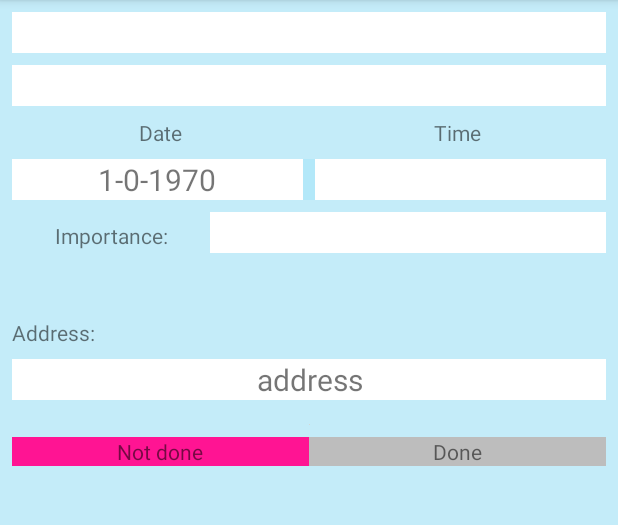
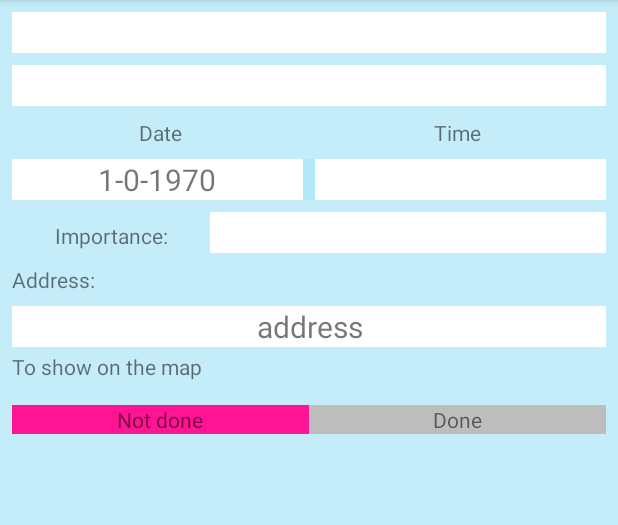
Before and after one commit to SharovIA/SmartPlanner, an Android app: the ShowTaskActivity screen opened directly, with no data from a screen before it, on a phone screen of 412 x 824 dp, the part 84-609 px from its top. Run offline under Robolectric (Android 15) with nearby library versions, the phone set to English and light mode, and no system bars; our stand-ins replace Dagger/Hilt's generated code.

Commit message:
deleted field - isShowMap

```diff
--- a/app/build.gradle
+++ b/app/build.gradle
@@ -70,6 +70,7 @@ dependencies {
     implementation libs.roomRuntime
     kapt libs.roomCompile
     implementation libs.roomKtx
+    implementation 'com.google.android.gms:play-services-maps:17.0.0'
 
     /*implementation "android.arch.persistence.room:runtime:1.0.0"
     implementation 'android.arch.persistence.room:runtime:1.0.0'
--- a/app/src/main/java/com/ivanasharov/smartplanner/ShowTaskActivity.kt
+++ b/app/src/main/java/com/ivanasharov/smartplanner/ShowTaskActivity.kt
@@ -1,34 +1,45 @@
 package com.ivanasharov.smartplanner
 
-import android.content.ClipDescription
-import android.content.Context
-import android.content.Intent
+import android.location.Geocoder
 import androidx.appcompat.app.AppCompatActivity
 import android.os.Bundle
+import android.view.View
+import android.widget.Toast
 import androidx.activity.viewModels
-import androidx.core.content.ContextCompat
-import androidx.fragment.app.viewModels
 import androidx.lifecycle.Observer
+import com.google.android.gms.maps.CameraUpdateFactory
+import com.google.android.gms.maps.GoogleMap
+import com.google.android.gms.maps.OnMapReadyCallback
+import com.google.android.gms.maps.model.LatLng
+import com.google.android.gms.maps.model.MarkerOptions
 import com.ivanasharov.smartplanner.presentation.viewModel.AddTaskComponent
 import com.ivanasharov.smartplanner.presentation.viewModel.ShowTaskViewModel
 import kotlinx.android.synthetic.main.activity_show_task.*
+import java.io.IOException
 import java.util.*
 
-class ShowTaskActivity : AppCompatActivity() {
+class ShowTaskActivity : AppCompatActivity(), OnMapReadyCallback {
 
     private val component by lazy { AddTaskComponent.create()}
 
     private val showTaskViewModel by viewModels<ShowTaskViewModel>{ component.viewModelFactory()}
 
-    lateinit var observerName: Observer<String?>
-    lateinit var observerDescription: Observer<String?>
-    lateinit var observerDate: Observer<GregorianCalendar?>
-    lateinit var observerTimeFrom: Observer<String?>
-    lateinit var observerTimeTo: Observer<String?>
-    lateinit var observerImportance: Observer<String?>
-    lateinit var observerAddress: Observer<String?>
-    lateinit var observerContact: Observer<String?>
-    lateinit var observerStatus: Observer<Boolean?>
+   private lateinit var observerName: Observer<String?>
+   private lateinit var observerDescription: Observer<String?>
+   private  lateinit var observerDate: Observer<GregorianCalendar?>
+   private lateinit var observerTimeFrom: Observer<String?>
+   private lateinit var observerTimeTo: Observer<String?>
+   private lateinit var observerImportance: Observer<String?>
+   private lateinit var observerAddress: Observer<String?>
+   private lateinit var observerContact: Observer<String?>
+   private lateinit var observerStatus: Observer<Boolean?>
+    private var isCorrectAddress = false
+
+    private var  gmap : GoogleMap? = null
+
+    companion object{
+        private val MAP_VIEW_BUNDLE_KEY = "MapViewBundleKey"
+    }
 
     override fun onCreate(savedInstanceState: Bundle?) {
         super.onCreate(savedInstanceState)
@@ -38,10 +49,115 @@ class ShowTaskActivity : AppCompatActivity() {
         val intent = intent
         if (intent != null) { showTaskViewModel.init(intent) }
 
+        var mapViewBundle : Bundle? = null
+        if (savedInstanceState != null)
+            mapViewBundle = savedInstanceState.getBundle(MAP_VIEW_BUNDLE_KEY)
 
-      //  setListeners()
+        mapView.onCreate(mapViewBundle)
+        mapView.getMapAsync(this)
+
+
+       setListeners()
     }
 
+    private fun setListeners() {
+        showMapLabel.setOnClickListener {
+            showMap()
+        }
+    }
+
+    private fun showMap() {
+        if(mapView.visibility == View.GONE){
+            onMapReady(gmap)
+            if (isCorrectAddress) {
+                mapView.visibility = View.VISIBLE
+                showMapLabel.text = getString(R.string.hide_map)
+            } else {
+                Toast.makeText(this, "Address is incorrect!", Toast.LENGTH_LONG).show()
+            }
+
+        } else {
+            mapView.visibility = View.GONE
+            showMapLabel.text = getString(R.string.showMap)
+        }
+    }
+
+    override fun onSaveInstanceState(outState: Bundle) {
+        super.onSaveInstanceState(outState)
+
+        var mapViewBundle : Bundle? = outState.getBundle(MAP_VIEW_BUNDLE_KEY)
+        if (mapViewBundle == null){
+            mapViewBundle =  Bundle()
+            outState.putBundle(MAP_VIEW_BUNDLE_KEY, mapViewBundle)
+        }
+
+        mapView.onSaveInstanceState(mapViewBundle)
+    }
+
+    override fun onResume() {
+        super.onResume()
+        mapView.onResume()
+    }
+
+    override fun onPause() {
+        super.onPause()
+        mapView.onPause()
+    }
+
+    override fun onDestroy() {
+        super.onDestroy()
+        mapView.onDestroy()
+    }
+
+    override fun onLowMemory() {
+        super.onLowMemory()
+        mapView.onLowMemory()
+    }
+
+    override fun onMapReady(p0: GoogleMap?) {
+        gmap = p0
+        gmap?.setMinZoomPreference(12f)
+        gmap?.isIndoorEnabled = true
+        val uiSettings = gmap?.uiSettings
+        uiSettings?.isIndoorLevelPickerEnabled = true
+        uiSettings?.isMyLocationButtonEnabled = true
+        uiSettings?.isMapToolbarEnabled = true
+        uiSettings?.isCompassEnabled = true
+        uiSettings?.isZoomControlsEnabled = true
+        val  strAddress = showTaskViewModel.taskUI.address.value
+
+        if (strAddress != null) {
+            val coordinates = getCoordinaty(strAddress)
+            if (coordinates != null) {
+                isCorrectAddress = true
+                gmap?.addMarker(MarkerOptions().position(coordinates))
+                gmap?.moveCamera(CameraUpdateFactory.newLatLng(coordinates))
+            }
+        }
+    }
+
+    fun getCoordinaty(strAddress: String) : LatLng? {
+        val loc = Locale("RU")
+        val coder = Geocoder(this, loc)
+        var lat: Double
+        var lon: Double
+
+        coder?.apply {
+            try {
+                getFromLocationName(strAddress, 1).let {
+                    if (it.isNotEmpty()) {
+                        lat = it[0].latitude
+                        lon = it[0].longitude
+                        val latLng = LatLng(lat, lon)
+                        return latLng
+                    }
+                }
+            } catch (e: IOException) {
+                e.printStackTrace()
+            }
+        }
+        return null
+    }
 
 
     private fun initObserve() {
@@ -84,13 +200,13 @@ class ShowTaskActivity : AppCompatActivity() {
 
         observerAddress = Observer{
             it?.let{
-                addressTextViewShowActivity.text = it
+                addressTextViewShowActivity.text = showTaskViewModel.taskUI.address.value
             }
         }
 
         observerContact = Observer{
             it?.let{
-                snapContactTextViewShowActivity.text = getString(R.string.tied_contact) + it
+                    snapContactTextViewShowActivity.text = getString(R.string.tied_contact) + it
             }
         }
 
@@ -108,43 +224,9 @@ class ShowTaskActivity : AppCompatActivity() {
         }
     }
 
- /*   private fun setListeners() {
-        var status : Boolean
-        statusTrueTextViewShowActivity.setOnClickListener {
-           status =  showTaskViewModel.taskUI.status.value as Boolean
-            if (!status){
-                statusTrueTextViewShowActivity.setBackgroundColor(getColor(R.color.accent))
-                statusFalseTextViewShowActivity.setBackgroundColor(getColor(R.color.divider))
-                showTaskViewModel.taskUI.status.value = true
-
-            }
-        }
-        statusFalseTextViewShowActivity.setOnClickListener {
-            status =  showTaskViewModel.taskUI.status.value as Boolean
-            if (status){
-                statusTrueTextViewShowActivity.setBackgroundColor(getColor(R.color.divider))
-                statusFalseTextViewShowActivity.setBackgroundColor(getColor(R.color.accent))
-                showTaskViewModel.taskUI.status.value = false
-            }
-        }
-    }*/
-
-/*    private fun initData(intent: Intent) {
-        showTaskViewModel.taskUI.name.value = intent.getStringExtra("name")
-        showTaskViewModel.taskUI.description.value = intent.getStringExtra("description")
-        showTaskViewModel.taskUI.date.value = showTaskViewModel.longToCalendar(intent.getLongExtra("date", 0))
-        showTaskViewModel.taskUI.timeFrom.value = intent.getStringExtra("timeFrom")
-        showTaskViewModel.taskUI.timeTo.value = intent.getStringExtra("timeTo")
-        showTaskViewModel.taskUI.importance.value = intent.getStringExtra("importance")
-        showTaskViewModel.taskUI.address.value = intent.getStringExtra("address")
-        showTaskViewModel.taskUI.isShowMap.value = intent.getBooleanExtra("isShowMap", false)
-        showTaskViewModel.taskUI.isSnapContact.value = intent.getBooleanExtra("isSnapContact", false)
-        showTaskViewModel.taskUI.contact.value = intent.getStringExtra("contact")
-        showTaskViewModel.taskUI.status.value = intent.getBooleanExtra("status", false)
-    }*/
-
     override fun onStart() {
         super.onStart()
+        mapView.onStart()
         showTaskViewModel.taskUI.name.observe(this, observerName)
         showTaskViewModel.taskUI.description.observe(this, observerDescription)
         showTaskViewModel.taskUI.date.observe(this, observerDate)
@@ -158,6 +240,7 @@ class ShowTaskActivity : AppCompatActivity() {
 
     override fun onStop() {
         super.onStop()
+        mapView.onStop()
         showTaskViewModel.taskUI.name.removeObserver(observerName)
         showTaskViewModel.taskUI.description.removeObserver(observerDescription)
         showTaskViewModel.taskUI.date.removeObserver(observerDate)
--- a/app/src/main/java/com/ivanasharov/smartplanner/data/database/TaskDatabase.kt
+++ b/app/src/main/java/com/ivanasharov/smartplanner/data/database/TaskDatabase.kt
@@ -8,7 +8,7 @@ import com.ivanasharov.smartplanner.data.GregorianCalendarConverter
 import com.ivanasharov.smartplanner.data.dao.TaskDao
 import com.ivanasharov.smartplanner.data.entity.Task
 
-@Database(entities = arrayOf(Task::class), version = 1, exportSchema = false)
+@Database(entities = arrayOf(Task::class), version = 2, exportSchema = false)
 @TypeConverters(GregorianCalendarConverter::class)
 abstract class TaskDatabase : RoomDatabase() {
 
--- a/app/src/main/java/com/ivanasharov/smartplanner/di/Module/DatabaseModule.kt
+++ b/app/src/main/java/com/ivanasharov/smartplanner/di/Module/DatabaseModule.kt
@@ -3,6 +3,7 @@ package com.ivanasharov.smartplanner.di.Module
 import android.app.Application
 import android.content.Context
 import androidx.room.Room
+import androidx.room.migration.Migration
 import com.ivanasharov.smartplanner.BaseApplication
 import com.ivanasharov.smartplanner.DI
 import com.ivanasharov.smartplanner.Utils.AndroidResourceProvider
@@ -30,6 +31,7 @@ class DatabaseModule{
     @Provides
     fun providesTaskDao(taskDatabase: TaskDatabase): TaskDao { return taskDatabase.getTeskDao()}
 
+
 //class DatabaseModule(baseApplication: BaseApplication) {
 
 /*    private val taskDatabase : TaskDatabase = Room.databaseBuilder(baseApplication,
--- a/app/src/main/java/com/ivanasharov/smartplanner/domain/TaskDomain.kt
+++ b/app/src/main/java/com/ivanasharov/smartplanner/domain/TaskDomain.kt
@@ -10,7 +10,6 @@ data class TaskDomain(
     val timeTo : GregorianCalendar?,
     val importance: Int,
     val address: String?,
-    val isShowMap : Boolean?,
     val isAddContact : Boolean?,
     val contact : String?,
     val isAddCalendar : Boolean?,
--- a/app/src/main/java/com/ivanasharov/smartplanner/presentation/ConvertTaskDomainToTaskUI.kt
+++ b/app/src/main/java/com/ivanasharov/smartplanner/presentation/ConvertTaskDomainToTaskUI.kt
@@ -20,7 +20,6 @@ class ConvertTaskDomainToTaskUI {
         taskUI.timeTo.postValue(convertTime( taskDomain.timeTo))
         taskUI.importance.postValue(ConvertImportance(taskDomain.importance))
         taskUI.address.postValue( taskDomain.address)
-        taskUI.isShowMap.postValue( taskDomain.isShowMap)
         taskUI.status.postValue( taskDomain.status)
         return taskUI
     }
--- a/app/src/main/java/com/ivanasharov/smartplanner/presentation/ConvertTaskUIToTaskDomain.kt
+++ b/app/src/main/java/com/ivanasharov/smartplanner/presentation/ConvertTaskUIToTaskDomain.kt
@@ -21,7 +21,7 @@ class ConvertTaskUIToTaskDomain(
 
         return TaskDomain(taskUI.name.value, taskUI.description.value,
             taskUI.date.value, timeFrom,  timeTo,
-            category, taskUI.address.value, taskUI.isShowMap.value,
+            category, taskUI.address.value,
             taskUI.isSnapContact.value, taskUI.contact.value,
             taskUI.isAddToCalendar.value, taskUI.status.value as Boolean)
     }
--- a/app/src/main/java/com/ivanasharov/smartplanner/presentation/CurrentTasksAdapter.kt
+++ b/app/src/main/java/com/ivanasharov/smartplanner/presentation/CurrentTasksAdapter.kt
@@ -74,7 +74,6 @@ class CurrentTasksAdapter(
         intent.putExtra("timeTo", taskItem.timeTo.value)
         intent.putExtra("importance", taskItem.importance.value)
         intent.putExtra("address", taskItem.address.value)
-        intent.putExtra("isShowMap", taskItem.isShowMap.value)
         intent.putExtra("isSnapContact", taskItem.isSnapContact.value)
         intent.putExtra("contact", taskItem.contact.value)
         intent.putExtra("status", taskItem.status.value)
--- a/app/src/main/java/com/ivanasharov/smartplanner/presentation/Model/TaskUI.kt
+++ b/app/src/main/java/com/ivanasharov/smartplanner/presentation/Model/TaskUI.kt
@@ -11,7 +11,6 @@ data class TaskUI(
         val timeTo  : MutableLiveData<String?> = MutableLiveData(),
         val importance : MutableLiveData<String?> = MutableLiveData(),
         val address : MutableLiveData<String?> = MutableLiveData(),
-        val isShowMap : MutableLiveData<Boolean> = MutableLiveData(),
         val isSnapContact : MutableLiveData<Boolean> = MutableLiveData(),
         val contact : MutableLiveData<String?> = MutableLiveData(),
         val isAddToCalendar : MutableLiveData<Boolean> = MutableLiveData(),
--- a/app/src/main/java/com/ivanasharov/smartplanner/presentation/view/AddTaskActivity.kt
+++ b/app/src/main/java/com/ivanasharov/smartplanner/presentation/view/AddTaskActivity.kt
@@ -55,7 +55,6 @@ class AddTaskActivity : AppCompatActivity() {
         taskViewModel.taskUILiveData.description.value = descriptionEditTextATActivity.text.toString()
         taskViewModel.taskUILiveData.address.value = addressEditTextATActivity.text.toString()
         taskViewModel.taskUILiveData.importance.value = importanceSpinner.selectedItem.toString()
-        taskViewModel.taskUILiveData.isShowMap.value = showMapCheckBox.isChecked
         taskViewModel.taskUILiveData.isAddToCalendar.value = addCalendarAndroidCheckBox.isChecked
         taskViewModel.taskUILiveData.isSnapContact.value = addContactCheckBox.isChecked
     }
--- a/app/src/main/java/com/ivanasharov/smartplanner/presentation/viewModel/AddTaskViewModel.kt
+++ b/app/src/main/java/com/ivanasharov/smartplanner/presentation/viewModel/AddTaskViewModel.kt
@@ -45,7 +45,6 @@ class AddTaskViewModel @Inject constructor(
         taskUILiveData.timeTo.value = null
         taskUILiveData.importance.value = null
         taskUILiveData.address.value = null
-        taskUILiveData.isShowMap.value = false
         taskUILiveData.isSnapContact.value = false
         taskUILiveData.contact.value = null
         taskUILiveData.isAddToCalendar.value = false
--- a/app/src/main/java/com/ivanasharov/smartplanner/presentation/viewModel/ShowTaskViewModel.kt
+++ b/app/src/main/java/com/ivanasharov/smartplanner/presentation/viewModel/ShowTaskViewModel.kt
@@ -39,7 +39,6 @@ class ShowTaskViewModel @Inject constructor(): BaseViewModel() {
         taskUI.timeTo.value = intent.getStringExtra("timeTo")
         taskUI.importance.value = intent.getStringExtra("importance")
         taskUI.address.value = intent.getStringExtra("address")
-        taskUI.isShowMap.value = intent.getBooleanExtra("isShowMap", false)
         taskUI.isSnapContact.value = intent.getBooleanExtra("isSnapContact", false)
         taskUI.contact.value = intent.getStringExtra("contact")
         taskUI.status.value = intent.getBooleanExtra("status", false)
--- a/app/src/main/res/layout/activity_show_task.xml
+++ b/app/src/main/res/layout/activity_show_task.xml
@@ -136,6 +136,7 @@
         android:id="@+id/snapContactTextViewShowActivity"
         android:layout_width="wrap_content"
         android:layout_height="wrap_content"
+        android:visibility="gone"
         android:layout_marginStart="8dp"
         android:layout_marginTop="8dp"
         android:layout_marginEnd="8dp"
@@ -172,30 +173,44 @@
         app:layout_constraintStart_toStartOf="parent"
         app:layout_constraintTop_toBottomOf="@+id/textView6" />
 
-    <ImageView
-        android:id="@+id/imageView"
-        android:layout_width="wrap_content"
+    <TextView
+        android:id="@+id/showMapLabel"
+        android:layout_width="match_parent"
         android:layout_height="wrap_content"
+        android:layout_marginStart="8dp"
+        android:layout_marginTop="3dp"
+        android:layout_marginEnd="8dp"
+        android:text="@string/showMap"
+        android:textSize="@dimen/text_size_title_show_activity"
+        app:layout_constraintEnd_toEndOf="parent"
+        app:layout_constraintStart_toStartOf="parent"
+        app:layout_constraintTop_toBottomOf="@+id/addressTextViewShowActivity" />
+
+    <com.google.android.gms.maps.MapView
+        android:id="@+id/mapView"
+        android:layout_width="match_parent"
+        android:layout_height="150dp"
         android:layout_marginStart="16dp"
-        android:layout_marginTop="16dp"
+        android:visibility="gone"
+
+        android:layout_marginTop="8dp"
         android:layout_marginEnd="16dp"
         app:layout_constraintEnd_toEndOf="parent"
         app:layout_constraintStart_toStartOf="parent"
-        app:layout_constraintTop_toBottomOf="@+id/addressTextViewShowActivity"
-        app:srcCompat="?attr/colorButtonNormal" />
+        app:layout_constraintTop_toBottomOf="@+id/showMapLabel" />
 
     <LinearLayout
         android:id="@+id/linearLayout8"
         android:layout_width="match_parent"
         android:layout_height="wrap_content"
         android:layout_marginStart="8dp"
-        android:layout_marginTop="8dp"
+        android:layout_marginTop="16dp"
         android:layout_marginEnd="8dp"
         android:orientation="horizontal"
         android:weightSum="2"
         app:layout_constraintEnd_toEndOf="parent"
         app:layout_constraintStart_toStartOf="parent"
-        app:layout_constraintTop_toBottomOf="@+id/imageView">
+        app:layout_constraintTop_toBottomOf="@+id/mapView">
 
         <TextView
             android:id="@+id/statusFalseTextViewShowActivity"
--- a/app/src/main/res/values/strings.xml
+++ b/app/src/main/res/values/strings.xml
@@ -38,6 +38,9 @@
     <string name="address">Address:</string>
     <string name="not_done">Not done</string>
     <string name="done">Done</string>
+    <string name="showMap">To show on the map</string>
+    <string name="google_android_map_api_key">AIzaSyDcd6upxUfS8B8M1eRUMAvVY9BRyAz7Deg</string>
+    <string name="hide_map">Hide map</string>
 
     <string-array name="importance">
         <item></item>
```
Also changed, not shown: app/src/main/AndroidManifest.xml (+7 -0 lines), app/src/main/java/com/ivanasharov/smartplanner/data/ConvertTaskDataToTaskDomian.kt (+6 -6 lines), app/src/main/java/com/ivanasharov/smartplanner/data/ConvertTaskDomainToTaskData.kt (+6 -3 lines), app/src/main/java/com/ivanasharov/smartplanner/data/entity/Task.kt (+2 -13 lines), app/src/main/res/layout/activity_add_task.xml (+1 -29 lines).
